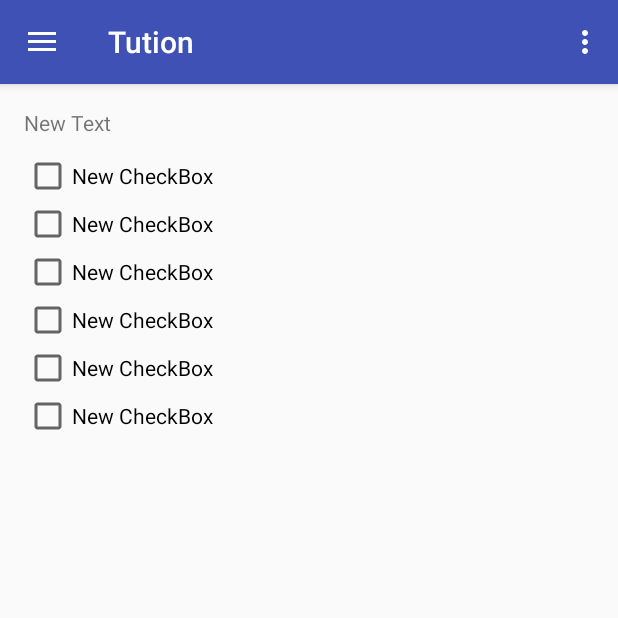
After one commit to CodeathonURV/codeathonurv2016_LoremIpsum, an Android app: the Tution screen opened directly, with no data from a screen before it, on a phone screen of 412 x 824 dp, the top half of it. The commit adds this screen. Run offline under Robolectric (Android 15) with nearby library versions, the phone set to English and light mode, and no system bars.

Commit message:
Nuevas activities

```diff
--- /dev/null
+++ b/app/src/main/java/com/codeathonurv2016/loremipsum/welcomeurv/Tution.java
@@ -0,0 +1,92 @@
+package com.codeathonurv2016.loremipsum.welcomeurv;
+
+import android.os.Bundle;
+import android.support.design.widget.FloatingActionButton;
+import android.support.design.widget.Snackbar;
+import android.view.View;
+import android.support.design.widget.NavigationView;
+import android.support.v4.view.GravityCompat;
+import android.support.v4.widget.DrawerLayout;
+import android.support.v7.app.ActionBarDrawerToggle;
+import android.support.v7.app.AppCompatActivity;
+import android.support.v7.widget.Toolbar;
+import android.view.Menu;
+import android.view.MenuItem;
+
+public class Tution extends AppCompatActivity
+        implements NavigationView.OnNavigationItemSelectedListener {
+
+    @Override
+    protected void onCreate(Bundle savedInstanceState) {
+        super.onCreate(savedInstanceState);
+        setContentView(R.layout.activity_tution);
+        Toolbar toolbar = (Toolbar) findViewById(R.id.toolbar);
+        setSupportActionBar(toolbar);
+
+        DrawerLayout drawer = (DrawerLayout) findViewById(R.id.drawer_layout);
+        ActionBarDrawerToggle toggle = new ActionBarDrawerToggle(
+                this, drawer, toolbar, R.string.navigation_drawer_open, R.string.navigation_drawer_close);
+        drawer.setDrawerListener(toggle);
+        toggle.syncState();
+
+        NavigationView navigationView = (NavigationView) findViewById(R.id.nav_view);
+        navigationView.setNavigationItemSelectedListener(this);
+    }
+
+    @Override
+    public void onBackPressed() {
+        DrawerLayout drawer = (DrawerLayout) findViewById(R.id.drawer_layout);
+        if (drawer.isDrawerOpen(GravityCompat.START)) {
+            drawer.closeDrawer(GravityCompat.START);
+        } else {
+            super.onBackPressed();
+        }
+    }
+
+    @Override
+    public boolean onCreateOptionsMenu(Menu menu) {
+        // Inflate the menu; this adds items to the action bar if it is present.
+        getMenuInflater().inflate(R.menu.tution, menu);
+        return true;
+    }
+
+    @Override
+    public boolean onOptionsItemSelected(MenuItem item) {
+        // Handle action bar item clicks here. The action bar will
+        // automatically handle clicks on the Home/Up button, so long
+        // as you specify a parent activity in AndroidManifest.xml.
+        int id = item.getItemId();
+
+        //noinspection SimplifiableIfStatement
+        if (id == R.id.action_settings) {
+            return true;
+        }
+
+        return super.onOptionsItemSelected(item);
+    }
+
+    @SuppressWarnings("StatementWithEmptyBody")
+    @Override
+    public boolean onNavigationItemSelected(MenuItem item) {
+        // Handle navigation view item clicks here.
+        int id = item.getItemId();
+
+        if (id == R.id.nav_camera) {
+            // Handle the camera action
+        } else if (id == R.id.nav_gallery) {
+
+        } else if (id == R.id.nav_slideshow) {
+
+        } else if (id == R.id.nav_manage) {
+
+        } else if (id == R.id.nav_share) {
+
+        } else if (id == R.id.nav_send) {
+
+        }
+
+        DrawerLayout drawer = (DrawerLayout) findViewById(R.id.drawer_layout);
+        drawer.closeDrawer(GravityCompat.START);
+        return true;
+    }
+}
--- /dev/null
+++ b/app/src/main/res/layout/activity_tution.xml
@@ -0,0 +1,25 @@
+<?xml version="1.0" encoding="utf-8"?>
+<android.support.v4.widget.DrawerLayout xmlns:android="http://schemas.android.com/apk/res/android"
+    xmlns:app="http://schemas.android.com/apk/res-auto"
+    xmlns:tools="http://schemas.android.com/tools"
+    android:id="@+id/drawer_layout"
+    android:layout_width="match_parent"
+    android:layout_height="match_parent"
+    android:fitsSystemWindows="true"
+    tools:openDrawer="start">
+
+    <include
+        layout="@layout/app_bar_tution"
+        android:layout_width="match_parent"
+        android:layout_height="match_parent" />
+
+    <android.support.design.widget.NavigationView
+        android:id="@+id/nav_view"
+        android:layout_width="wrap_content"
+        android:layout_height="match_parent"
+        android:layout_gravity="start"
+        android:fitsSystemWindows="true"
+        app:headerLayout="@layout/nav_header_tution"
+        app:menu="@menu/activity_tution_drawer" />
+
+</android.support.v4.widget.DrawerLayout>
--- /dev/null
+++ b/app/src/main/res/layout/app_bar_tution.xml
@@ -0,0 +1,27 @@
+<?xml version="1.0" encoding="utf-8"?>
+<android.support.design.widget.CoordinatorLayout xmlns:android="http://schemas.android.com/apk/res/android"
+    xmlns:app="http://schemas.android.com/apk/res-auto"
+    xmlns:tools="http://schemas.android.com/tools"
+    android:layout_width="match_parent"
+    android:layout_height="match_parent"
+    android:fitsSystemWindows="true"
+    tools:context="com.codeathonurv2016.loremipsum.welcomeurv.Tution">
+
+    <android.support.design.widget.AppBarLayout
+        android:layout_width="match_parent"
+        android:layout_height="wrap_content"
+        android:theme="@style/AppTheme.AppBarOverlay">
+
+        <android.support.v7.widget.Toolbar
+            android:id="@+id/toolbar"
+            android:layout_width="match_parent"
+            android:layout_height="?attr/actionBarSize"
+            android:background="?attr/colorPrimary"
+            app:popupTheme="@style/AppTheme.PopupOverlay" />
+
+    </android.support.design.widget.AppBarLayout>
+
+    <include layout="@layout/content_tution" />
+
+
+</android.support.design.widget.CoordinatorLayout>
--- /dev/null
+++ b/app/src/main/res/layout/content_tution.xml
@@ -0,0 +1,79 @@
+<?xml version="1.0" encoding="utf-8"?>
+<LinearLayout xmlns:android="http://schemas.android.com/apk/res/android"
+    xmlns:app="http://schemas.android.com/apk/res-auto"
+    xmlns:tools="http://schemas.android.com/tools"
+    android:layout_width="match_parent"
+    android:layout_height="match_parent"
+    android:paddingBottom="@dimen/activity_vertical_margin"
+    android:paddingLeft="@dimen/activity_horizontal_margin"
+    android:orientation="vertical"
+    android:paddingRight="@dimen/activity_horizontal_margin"
+    android:paddingTop="@dimen/activity_vertical_margin"
+    app:layout_behavior="@string/appbar_scrolling_view_behavior"
+    tools:context="com.codeathonurv2016.loremipsum.welcomeurv.Tution"
+    tools:showIn="@layout/app_bar_tution">
+
+    <TextView
+        android:layout_width="wrap_content"
+        android:layout_height="wrap_content"
+        android:text="New Text"
+        android:id="@+id/textView7"
+        android:layout_marginBottom="10dp"
+        android:layout_alignParentTop="true"
+        android:layout_alignParentLeft="true"
+        android:layout_alignParentStart="true" />
+
+    <CheckBox
+        android:layout_width="wrap_content"
+        android:layout_height="wrap_content"
+        android:text="New CheckBox"
+        android:id="@+id/checkBox2"
+        android:layout_alignParentStart="true"
+        android:layout_below="@+id/checkBox3"
+        android:layout_alignParentLeft="true" />
+
+    <CheckBox
+        android:layout_width="wrap_content"
+        android:layout_height="wrap_content"
+        android:text="New CheckBox"
+        android:id="@+id/checkBox3"
+        android:layout_alignParentStart="true"
+        android:layout_below="@+id/checkBox4"
+        android:layout_alignParentLeft="true" />
+
+    <CheckBox
+        android:layout_width="wrap_content"
+        android:layout_height="wrap_content"
+        android:text="New CheckBox"
+        android:id="@+id/checkBox4"
+        android:layout_alignParentStart="true"
+        android:layout_below="@+id/checkBox5"
+        android:layout_alignParentLeft="true" />
+
+    <CheckBox
+        android:layout_width="wrap_content"
+        android:layout_height="wrap_content"
+        android:text="New CheckBox"
+        android:id="@+id/checkBox5"
+        android:layout_below="@+id/checkBox7"
+        android:layout_alignParentLeft="true"
+        android:layout_alignParentStart="true" />
+
+    <CheckBox
+        android:layout_width="wrap_content"
+        android:layout_height="wrap_content"
+        android:text="New CheckBox"
+        android:id="@+id/checkBox6"
+        android:layout_below="@+id/textView7"
+        android:layout_alignParentLeft="true"
+        android:layout_alignParentStart="true" />
+
+    <CheckBox
+        android:layout_width="wrap_content"
+        android:layout_height="wrap_content"
+        android:text="New CheckBox"
+        android:id="@+id/checkBox7"
+        android:layout_below="@+id/checkBox6"
+        android:layout_alignParentLeft="true"
+        android:layout_alignParentStart="true" />
+</LinearLayout>
--- /dev/null
+++ b/app/src/main/res/menu/activity_tution_drawer.xml
@@ -0,0 +1,36 @@
+<?xml version="1.0" encoding="utf-8"?>
+<menu xmlns:android="http://schemas.android.com/apk/res/android">
+
+    <group android:checkableBehavior="single">
+        <item
+            android:id="@+id/nav_camera"
+            android:icon="@drawable/ic_menu_camera"
+            android:title="Import" />
+        <item
+            android:id="@+id/nav_gallery"
+            android:icon="@drawable/ic_menu_gallery"
+            android:title="Gallery" />
+        <item
+            android:id="@+id/nav_slideshow"
+            android:icon="@drawable/ic_menu_slideshow"
+            android:title="Slideshow" />
+        <item
+            android:id="@+id/nav_manage"
+            android:icon="@drawable/ic_menu_manage"
+            android:title="Tools" />
+    </group>
+
+    <item android:title="Communicate">
+        <menu>
+            <item
+                android:id="@+id/nav_share"
+                android:icon="@drawable/ic_menu_share"
+                android:title="Share" />
+            <item
+                android:id="@+id/nav_send"
+                android:icon="@drawable/ic_menu_send"
+                android:title="Send" />
+        </menu>
+    </item>
+
+</menu>
--- /dev/null
+++ b/app/src/main/res/menu/tution.xml
@@ -0,0 +1,9 @@
+<?xml version="1.0" encoding="utf-8"?>
+<menu xmlns:android="http://schemas.android.com/apk/res/android"
+    xmlns:app="http://schemas.android.com/apk/res-auto">
+    <item
+        android:id="@+id/action_settings"
+        android:orderInCategory="100"
+        android:title="@string/action_settings"
+        app:showAsAction="never" />
+</menu>
```
Also changed, not shown: app/src/main/java/com/codeathonurv2016/loremipsum/welcomeurv/useful_Information.java (added, +94 -0 lines), app/src/main/res/layout/activity_useful__information.xml (added, +25 -0 lines), app/src/main/res/layout/app_bar_useful__information.xml (added, +27 -0 lines), app/src/main/res/layout/content_useful__information.xml (added, +15 -0 lines), app/src/main/res/layout/nav_header_tution.xml (added, +34 -0 lines), app/src/main/res/layout/nav_header_useful__information.xml (added, +34 -0 lines), app/src/main/res/menu/activity_useful__information_drawer.xml (added, +36 -0 lines), app/src/main/res/menu/useful__information.xml (added, +9 -0 lines), app/src/main/res/values/strings.xml (+12 -0 lines).
